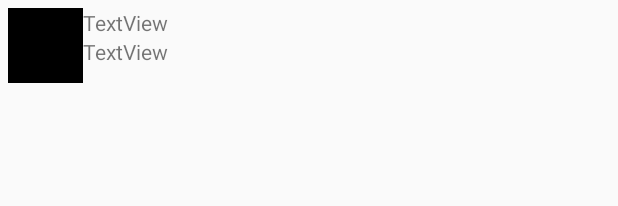
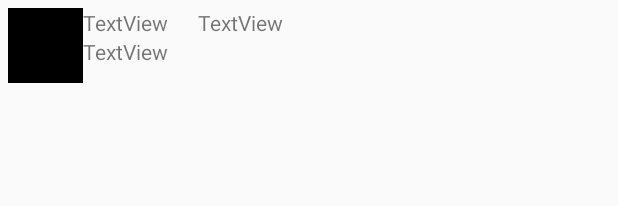
Before and after one commit to catdematos98/MyTwitter, an Android app: the layout item_tweet.xml on its own in the app's theme, with its tools: preview values and no code run, on a phone screen of 412 x 824 dp. Shown: the top 206 px of the screen. Run offline under Robolectric (Android 15) with nearby library versions, the phone set to English and light mode, and no system bars.

Commit message:
added timestamp

```diff
--- a/app/src/main/java/com/codepath/apps/restclienttemplate/TweetAdapter.java
+++ b/app/src/main/java/com/codepath/apps/restclienttemplate/TweetAdapter.java
@@ -39,6 +39,7 @@ public class TweetAdapter extends RecyclerView.Adapter<TweetAdapter.ViewHolder>{
         Tweet tweet = mTweets.get(position);
         viewHolder.tvUsername.setText(tweet.user.name);
         viewHolder.tvBody.setText(tweet.body);
+        viewHolder.tvTime.setText(tweet.createdAt);
 
         Glide.with(context)
                 .load(tweet.user.profileImageURL)
@@ -55,6 +56,7 @@ public class TweetAdapter extends RecyclerView.Adapter<TweetAdapter.ViewHolder>{
         public ImageView ivProfileImage;
         public TextView tvUsername;
         public TextView tvBody;
+        public TextView tvTime;
 
         public ViewHolder(View itemView){
             super(itemView);
@@ -62,6 +64,7 @@ public class TweetAdapter extends RecyclerView.Adapter<TweetAdapter.ViewHolder>{
             ivProfileImage = (ImageView) itemView.findViewById(R.id.ivProfileImage);
             tvUsername = (TextView) itemView.findViewById(R.id.tvUserName);
             tvBody = (TextView) itemView.findViewById(R.id.tvBody);
+            tvTime = (TextView) itemView.findViewById(R.id.tvTimeStamp);
 
 
         }
--- a/app/src/main/res/layout/item_tweet.xml
+++ b/app/src/main/res/layout/item_tweet.xml
@@ -35,4 +35,16 @@
         tools:layout_editor_absoluteX="72dp"
         tools:layout_editor_absoluteY="31dp" />
 
+    <TextView
+        android:id="@+id/tvTimeStamp"
+        android:layout_width="wrap_content"
+        android:layout_height="wrap_content"
+        android:layout_alignParentTop="true"
+        android:layout_alignParentEnd="true"
+        android:layout_marginStart="20dp"
+        android:layout_marginTop="0dp"
+        android:layout_marginEnd="0dp"
+        android:layout_toEndOf="@+id/tvUserName"
+        android:text="TextView" />
+
 </RelativeLayout>
```
Also changed, not shown: app/src/main/java/com/codepath/apps/restclienttemplate/models/Tweet.java (+25 -1 lines), 44 other files.
